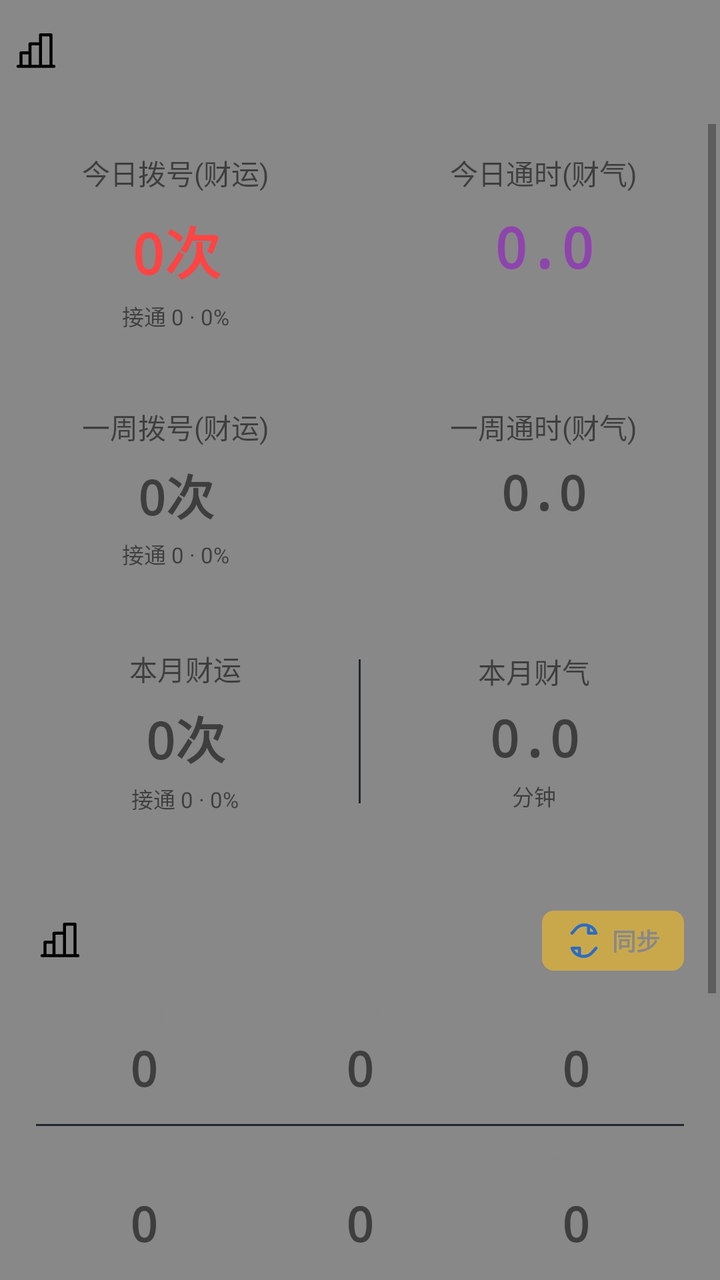
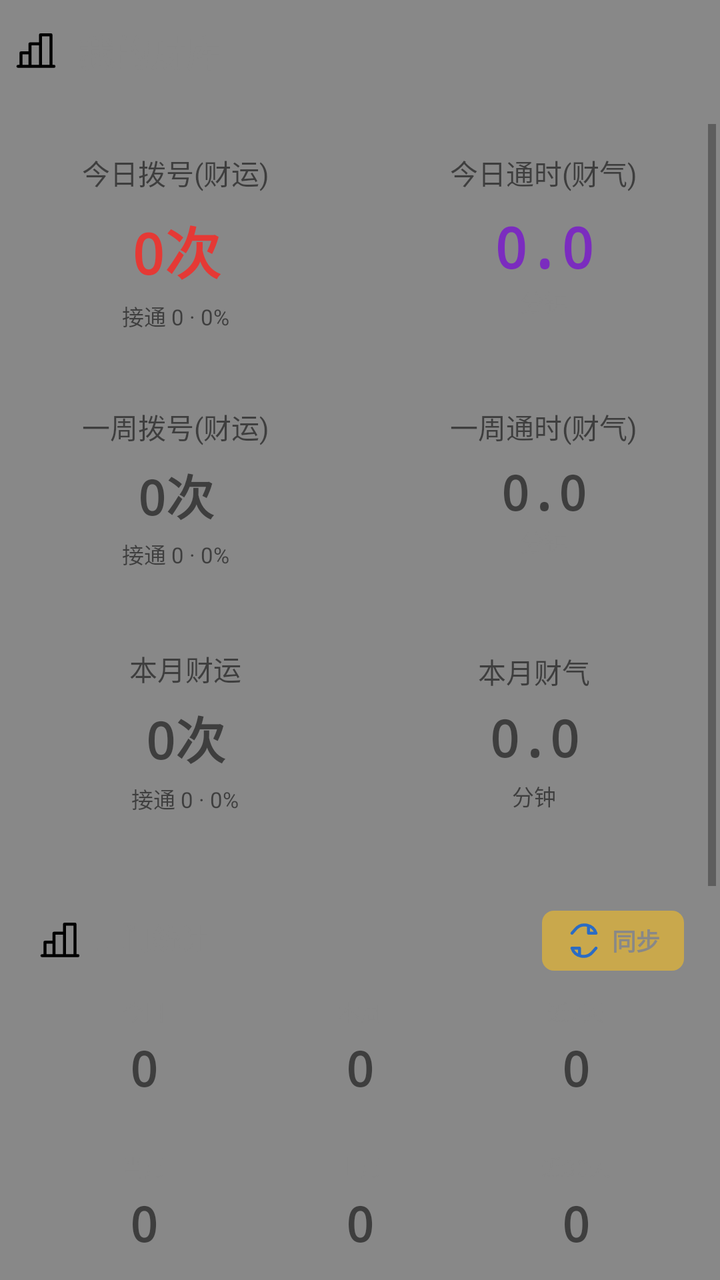

An Android layout rendered at two revisions. The XML below is the earlier revision; the diff shows what the commit changed to produce the second picture.
<!-- AndroidManifest.xml: application theme Theme.AutoDial -->
<!-- res/layout/fragment_stats.xml -->
<?xml version="1.0" encoding="utf-8"?>
<LinearLayout xmlns:android="http://schemas.android.com/apk/res/android"
    android:layout_width="match_parent"
    android:layout_height="match_parent"
    android:tag="bg"
    android:background="#888888"
    android:orientation="vertical"
    android:paddingStart="2dp"
    android:paddingTop="0dp"
    android:paddingEnd="2dp">

    <LinearLayout
        android:layout_width="match_parent"
        android:layout_height="52dp"
        android:tag="topBar"
        android:background="#888888"
        android:gravity="center_vertical"
        android:orientation="horizontal"
        android:paddingStart="4dp"
        android:paddingEnd="4dp">

        <TextView
            android:layout_width="wrap_content"
            android:layout_height="wrap_content"
            android:text="我的财库"
            android:drawableStart="@drawable/ic_ph_chart_bar"
            android:drawablePadding="9dp"
            android:tag="primaryLight"
            android:textColor="#888888"
            android:textSize="18sp"
            android:textStyle="bold" />
    </LinearLayout>

    <ScrollView
        android:layout_width="match_parent"
        android:layout_height="match_parent"
        android:layout_marginTop="10dp"
        android:clipToPadding="false">

        <LinearLayout
            android:layout_width="match_parent"
            android:layout_height="wrap_content"
            android:orientation="vertical"
            android:paddingBottom="20dp">

            <LinearLayout
                android:layout_width="match_parent"
                android:layout_height="wrap_content"
                android:orientation="horizontal"
                android:layout_marginBottom="10dp">

                <LinearLayout
                    android:layout_width="0dp"
                    android:layout_height="wrap_content"
                    android:layout_weight="1"
                    android:layout_marginEnd="6dp"
                    android:tag="bg2"
                    android:background="#888888"
                    android:gravity="center"
                    android:orientation="vertical"
                    android:padding="14dp">

                    <TextView
                        android:layout_width="wrap_content"
                        android:layout_height="wrap_content"
                        android:text="今日拨号(财运)"
                        android:tag="text"
                        android:textSize="14sp" />

                    <TextView
                        android:id="@+id/statsTodayCount"
                        android:layout_width="wrap_content"
                        android:layout_height="wrap_content"
                        android:layout_marginTop="8dp"
                        android:text="0次"
                        android:textColor="#FF4444"
                        android:textSize="28sp"
                        android:textStyle="bold"
                        android:fontFamily="monospace" />

                    <TextView
                        android:id="@+id/statsTodayConnect"
                        android:layout_width="wrap_content"
                        android:layout_height="wrap_content"
                        android:layout_marginTop="4dp"
                        android:tag="text2"
                        android:text="接通 0 · 0%"
                        android:textSize="11sp" />
                </LinearLayout>

                <LinearLayout
                    android:layout_width="0dp"
                    android:layout_height="wrap_content"
                    android:layout_weight="1"
                    android:layout_marginStart="6dp"
                    android:tag="bg2"
                    android:background="#888888"
                    android:gravity="center"
                    android:orientation="vertical"
                    android:padding="14dp">

                    <TextView
                        android:layout_width="wrap_content"
                        android:layout_height="wrap_content"
                        android:text="今日通时(财气)"
                        android:tag="text"
                        android:textSize="14sp" />

                    <TextView
                        android:id="@+id/statsTodayDuration"
                        android:layout_width="wrap_content"
                        android:layout_height="wrap_content"
                        android:layout_marginTop="8dp"
                        android:text="0.0"
                        android:textColor="#8E44AD"
                        android:textSize="28sp"
                        android:textStyle="bold"
                        android:fontFamily="monospace" />

                    <TextView
                        android:layout_width="wrap_content"
                        android:layout_height="wrap_content"
                        android:text="分钟"
                        android:tag="text2"
                        android:textColor="#888888"
                        android:textSize="12sp" />
                </LinearLayout>
            </LinearLayout>

            <LinearLayout
                android:layout_width="match_parent"
                android:layout_height="wrap_content"
                android:orientation="horizontal"
                android:layout_marginBottom="10dp">

                <LinearLayout
                    android:id="@+id/statsWeekCallCard"
                    android:layout_width="0dp"
                    android:layout_height="wrap_content"
                    android:layout_weight="1"
                    android:layout_marginEnd="6dp"
                    android:tag="bg2"
                    android:background="#888888"
                    android:gravity="center"
                    android:orientation="vertical"
                    android:padding="13dp"
                    android:clickable="true"
                    android:focusable="true">

                    <TextView
                        android:id="@+id/statsWeekCallLabel"
                        android:layout_width="wrap_content"
                        android:layout_height="wrap_content"
                        android:text="一周拨号(财运)"
                        android:tag="text"
                        android:textSize="14sp" />

                    <TextView
                        android:id="@+id/statsTotalCount"
                        android:layout_width="wrap_content"
                        android:layout_height="wrap_content"
                        android:layout_marginTop="6dp"
                        android:text="0次"
                        android:tag="text"
                        android:textSize="24sp"
                        android:textStyle="bold"
                        android:fontFamily="monospace" />

                    <TextView
                        android:id="@+id/statsWeekConnect"
                        android:layout_width="wrap_content"
                        android:layout_height="wrap_content"
                        android:layout_marginTop="4dp"
                        android:tag="text2"
                        android:text="接通 0 · 0%"
                        android:textSize="11sp" />
                </LinearLayout>

                <LinearLayout
                    android:id="@+id/statsWeekDurationCard"
                    android:layout_width="0dp"
                    android:layout_height="wrap_content"
                    android:layout_weight="1"
                    android:layout_marginStart="6dp"
                    android:tag="bg2"
                    android:background="#888888"
                    android:gravity="center"
                    android:orientation="vertical"
                    android:padding="13dp"
                    android:clickable="true"
                    android:focusable="true">

                    <TextView
                        android:id="@+id/statsWeekDurationLabel"
                        android:layout_width="wrap_content"
                        android:layout_height="wrap_content"
                        android:text="一周通时(财气)"
                        android:tag="text"
                        android:textSize="14sp" />

                    <TextView
                        android:id="@+id/statsTotalDuration"
                        android:layout_width="wrap_content"
                        android:layout_height="wrap_content"
                        android:layout_marginTop="6dp"
                        android:text="0.0"
                        android:tag="text"
                        android:textSize="24sp"
                        android:textStyle="bold"
                        android:fontFamily="monospace" />

                    <TextView
                        android:layout_width="wrap_content"
                        android:layout_height="wrap_content"
                        android:text="分钟"
                        android:tag="text2"
                        android:textColor="#888888"
                        android:textSize="12sp" />
                </LinearLayout>
            </LinearLayout>

            <LinearLayout
                android:layout_width="match_parent"
                android:layout_height="wrap_content"
                android:tag="bg2"
                android:background="#888888"
                android:gravity="center"
                android:orientation="horizontal"
                android:layout_marginBottom="16dp"
                android:padding="16dp">

                <LinearLayout
                    android:id="@+id/statsMonthCallCard"
                    android:layout_width="0dp"
                    android:layout_height="wrap_content"
                    android:layout_weight="1"
                    android:gravity="center"
                    android:orientation="vertical"
                    android:clickable="true"
                    android:focusable="true">

                    <TextView
                        android:id="@+id/statsMonthCallLabel"
                        android:layout_width="wrap_content"
                        android:layout_height="wrap_content"
                        android:text="本月财运"
                        android:tag="text"
                        android:textSize="14sp" />

                    <TextView
                        android:id="@+id/statsTodayLuck"
                        android:layout_width="wrap_content"
                        android:layout_height="wrap_content"
                        android:layout_marginTop="6dp"
                        android:text="0次"
                        android:textSize="25sp"
                        android:textStyle="bold"
                        android:fontFamily="monospace" />

                    <TextView
                        android:id="@+id/statsMonthConnect"
                        android:layout_width="wrap_content"
                        android:layout_height="wrap_content"
                        android:layout_marginTop="4dp"
                        android:tag="text2"
                        android:text="接通 0 · 0%"
                        android:textSize="11sp" />

                </LinearLayout>

                <View
                    android:layout_width="1dp"
                    android:layout_height="72dp"
                    android:background="#22262F"
                    android:layout_marginStart="12dp"
                    android:layout_marginEnd="12dp" />

                <LinearLayout
                    android:id="@+id/statsMonthDurationCard"
                    android:layout_width="0dp"
                    android:layout_height="wrap_content"
                    android:layout_weight="1"
                    android:gravity="center"
                    android:orientation="vertical"
                    android:clickable="true"
                    android:focusable="true">

                    <TextView
                        android:id="@+id/statsMonthDurationLabel"
                        android:layout_width="wrap_content"
                        android:layout_height="wrap_content"
                        android:text="本月财气"
                        android:tag="text"
                        android:textSize="14sp" />

                    <TextView
                        android:id="@+id/statsTotalLuck"
                        android:layout_width="wrap_content"
                        android:layout_height="wrap_content"
                        android:layout_marginTop="6dp"
                        android:text="0.0"
                        android:textSize="25sp"
                        android:textStyle="bold"
                        android:fontFamily="monospace" />

                    <TextView
                        android:layout_width="wrap_content"
                        android:layout_height="wrap_content"
                        android:layout_marginTop="4dp"
                        android:tag="text2"
                        android:text="分钟"
                        android:textSize="11sp" />

                </LinearLayout>

            </LinearLayout>

            
            <LinearLayout
                android:layout_width="match_parent"
                android:layout_height="wrap_content"
                android:tag="bg2"
                android:background="#888888"
                android:orientation="vertical"
                android:layout_marginBottom="16dp"
                android:padding="16dp">

                <LinearLayout
                    android:layout_width="match_parent"
                    android:layout_height="wrap_content"
                    android:gravity="center_vertical"
                    android:orientation="horizontal"
                    android:layout_marginBottom="12dp">

                    <TextView
                        android:layout_width="0dp"
                        android:layout_height="wrap_content"
                        android:layout_weight="1"
                        android:text="上门统计"
                        android:drawableStart="@drawable/ic_ph_chart_bar"
                        android:drawablePadding="6dp"
                        android:tag="primaryLight"
                        android:textColor="#888888"
                        android:textSize="14sp"
                        android:textStyle="bold" />

                    <TextView
                        android:id="@+id/statsVisitSyncBtn"
                        android:layout_width="wrap_content"
                        android:layout_height="wrap_content"
                        android:text="同步"
                        android:drawableStart="@drawable/ic_ph_arrows_clockwise"
                        android:drawablePadding="5dp"
                        android:textColor="#888888"
                        android:textSize="12sp"
                        android:textStyle="bold"
                        android:paddingStart="12dp"
                        android:paddingEnd="12dp"
                        android:paddingTop="6dp"
                        android:paddingBottom="6dp"
                        android:background="@drawable/bg_primary_btn"
                        android:clickable="true"
                        android:focusable="true" />
                </LinearLayout>

                <LinearLayout
                    android:layout_width="match_parent"
                    android:layout_height="wrap_content"
                    android:orientation="horizontal"
                    android:weightSum="3">

                    <LinearLayout
                        android:layout_width="0dp"
                        android:layout_height="wrap_content"
                        android:layout_weight="1"
                        android:gravity="center"
                        android:orientation="vertical">

                        <TextView
                            android:layout_width="wrap_content"
                            android:layout_height="wrap_content"
                            android:text="今日"
                            android:tag="text2"
                            android:textColor="#888888"
                            android:textSize="11sp" />

                        <TextView
                            android:id="@+id/statsVisitToday"
                            android:layout_width="wrap_content"
                            android:layout_height="wrap_content"
                            android:layout_marginTop="4dp"
                            android:text="0"
                            android:tag="text"
                            android:textSize="24sp"
                            android:textStyle="bold"
                            android:fontFamily="monospace"
                            android:clickable="true"
                            android:focusable="true" />
                    </LinearLayout>

                    <LinearLayout
                        android:layout_width="0dp"
                        android:layout_height="wrap_content"
                        android:layout_weight="1"
                        android:gravity="center"
                        android:orientation="vertical">

                        <TextView
                            android:layout_width="wrap_content"
                            android:layout_height="wrap_content"
                            android:text="本周"
                            android:tag="text2"
                            android:textColor="#888888"
                            android:textSize="11sp" />

                        <TextView
                            android:id="@+id/statsVisitWeek"
                            android:layout_width="wrap_content"
                            android:layout_height="wrap_content"
                            android:layout_marginTop="4dp"
                            android:text="0"
                            android:tag="text"
                            android:textSize="24sp"
                            android:textStyle="bold"
                            android:fontFamily="monospace"
                            android:clickable="true"
                            android:focusable="true" />
                    </LinearLayout>

                    <LinearLayout
                        android:layout_width="0dp"
                        android:layout_height="wrap_content"
                        android:layout_weight="1"
                        android:gravity="center"
                        android:orientation="vertical">

                        <TextView
                            android:layout_width="wrap_content"
                            android:layout_height="wrap_content"
                            android:text="近7天"
                            android:tag="text2"
                            android:textColor="#888888"
                            android:textSize="11sp" />

                        <TextView
                            android:id="@+id/statsVisit7Days"
                            android:layout_width="wrap_content"
                            android:layout_height="wrap_content"
                            android:layout_marginTop="4dp"
                            android:text="0"
                            android:tag="text"
                            android:textSize="24sp"
                            android:textStyle="bold"
                            android:fontFamily="monospace"
                            android:clickable="true"
                            android:focusable="true" />
                    </LinearLayout>
                </LinearLayout>

                <View
                    android:layout_width="match_parent"
                    android:layout_height="1dp"
                    android:background="#22262F"
                    android:layout_marginTop="12dp"
                    android:layout_marginBottom="12dp" />

                <LinearLayout
                    android:layout_width="match_parent"
                    android:layout_height="wrap_content"
                    android:orientation="horizontal"
                    android:weightSum="3">

                    <LinearLayout
                        android:layout_width="0dp"
                        android:layout_height="wrap_content"
                        android:layout_weight="1"
                        android:gravity="center"
                        android:orientation="vertical">

                        <TextView
                            android:layout_width="wrap_content"
                            android:layout_height="wrap_content"
                            android:text="当月"
                            android:tag="text2"
                            android:textColor="#888888"
                            android:textSize="11sp" />

                        <TextView
                            android:id="@+id/statsVisitMonth"
                            android:layout_width="wrap_content"
                            android:layout_height="wrap_content"
                            android:layout_marginTop="4dp"
                            android:text="0"
                            android:tag="text"
                            android:textSize="24sp"
                            android:textStyle="bold"
                            android:fontFamily="monospace"
                            android:clickable="true"
                            android:focusable="true" />
                    </LinearLayout>

                    <LinearLayout
                        android:layout_width="0dp"
                        android:layout_height="wrap_content"
                        android:layout_weight="1"
                        android:gravity="center"
                        android:orientation="vertical">

                        <TextView
                            android:layout_width="wrap_content"
                            android:layout_height="wrap_content"
                            android:text="上月"
                            android:tag="text2"
                            android:textColor="#888888"
                            android:textSize="11sp" />

                        <TextView
                            android:id="@+id/statsVisitLastMonth"
                            android:layout_width="wrap_content"
                            android:layout_height="wrap_content"
                            android:layout_marginTop="4dp"
                            android:text="0"
                            android:tag="text"
                            android:textSize="24sp"
                            android:textStyle="bold"
                            android:fontFamily="monospace"
                            android:clickable="true"
                            android:focusable="true" />
                    </LinearLayout>

                    <LinearLayout
                        android:layout_width="0dp"
                        android:layout_height="wrap_content"
                        android:layout_weight="1"
                        android:gravity="center"
                        android:orientation="vertical">

                        <TextView
                            android:layout_width="wrap_content"
                            android:layout_height="wrap_content"
                            android:text="近30天"
                            android:tag="text2"
                            android:textColor="#888888"
                            android:textSize="11sp" />

                        <TextView
                            android:id="@+id/statsVisit30Days"
                            android:layout_width="wrap_content"
                            android:layout_height="wrap_content"
                            android:layout_marginTop="4dp"
                            android:text="0"
                            android:tag="text"
                            android:textSize="24sp"
                            android:textStyle="bold"
                            android:fontFamily="monospace"
                            android:clickable="true"
                            android:focusable="true" />
                    </LinearLayout>
                </LinearLayout>
            </LinearLayout>

            <TextView
                android:id="@+id/statsLuckHint"
                android:layout_width="wrap_content"
                android:layout_height="wrap_content"
                android:layout_marginBottom="20dp"
                android:text="成功通话 +1 财运，每分钟 +1 财气"
                android:tag="text2"
                android:textColor="#888888"
                android:textSize="11sp" />

            <LinearLayout
                android:layout_width="match_parent"
                android:layout_height="wrap_content"
                android:gravity="center_vertical"
                android:orientation="horizontal"
                android:layout_marginBottom="10dp">

                <View
                    android:layout_width="3dp"
                    android:layout_height="14dp"
                    android:background="#4F8EF7"
                    android:layout_marginEnd="8dp" />

                <TextView
                    android:layout_width="wrap_content"
                    android:layout_height="wrap_content"
                    android:text="近 7 天趋势"
                    android:tag="text"
                    android:textColor="#888888"
                    android:textSize="14sp"
                    android:textStyle="bold" />
            </LinearLayout>

            <LinearLayout
                android:id="@+id/statsChartContainer"
                android:layout_width="match_parent"
                android:layout_height="wrap_content"
                android:tag="bg2"
                android:background="#888888"
                android:gravity="bottom|center_horizontal"
                android:orientation="horizontal"
                android:padding="16dp"
                android:paddingBottom="0dp" />

            <LinearLayout
                android:id="@+id/statsDateLabels"
                android:layout_width="match_parent"
                android:layout_height="wrap_content"
                android:tag="bg2"
                android:background="#888888"
                android:gravity="center"
                android:orientation="horizontal"
                android:paddingBottom="12dp" />

            <View
                android:layout_width="match_parent"
                android:layout_height="40dp" />

        </LinearLayout>
    </ScrollView>

</LinearLayout>
<!-- resources referenced by this layout -->
<resources>
  <!-- drawable bg_primary_btn (drawable) -->
  <shape xmlns:android="http://schemas.android.com/apk/res/android" android:shape="rectangle">
      <solid android:color="#C9A84C" />
      <corners android:radius="6dp" />
  </shape>
  <!-- drawable ic_ph_arrows_clockwise (drawable) -->
  <?xml version="1.0" encoding="utf-8"?>
  <vector xmlns:android="http://schemas.android.com/apk/res/android" android:width="18dp" android:height="18dp" android:viewportWidth="24" android:viewportHeight="24">
      <path android:fillColor="@android:color/transparent" android:strokeColor="#2B6CC4" android:strokeWidth="2" android:strokeLineCap="round" android:strokeLineJoin="round" android:pathData="M20,7h-5V2M4,17h5v5M20,7a8,8 0,0 0,-13.66 -2.66L4,7M4,17a8,8 0,0 0,13.66 2.66L20,17" />
  </vector>
  <!-- drawable ic_ph_chart_bar (drawable) -->
  <?xml version="1.0" encoding="utf-8"?>
  <vector xmlns:android="http://schemas.android.com/apk/res/android"
      android:width="24dp" android:height="24dp"
      android:viewportWidth="256" android:viewportHeight="256">
      <path android:fillColor="#000000" android:pathData="M224,200h-8V40a8,8,0,0,0-8-8H152a8,8,0,0,0-8,8V80H96a8,8,0,0,0-8,8v40H48a8,8,0,0,0-8,8v64H32a8,8,0,0,0,0,16H224a8,8,0,0,0,0-16ZM160,48h40V200H160ZM104,96h40V200H104ZM56,144H88v56H56Z" />
  </vector>
  <style name="Theme.AutoDial" parent="Theme.MaterialComponents.DayNight.NoActionBar">
          <item name="colorPrimary">#C9A84C</item>
          <item name="colorPrimaryDark">#111318</item>
          <item name="colorAccent">#F0C040</item>
          <item name="android:windowBackground">#111318</item>
          <item name="android:statusBarColor">#111318</item>
          <item name="android:navigationBarColor">#111318</item>
      </style>
</resources>

<!-- the commit's change to res/layout/fragment_stats.xml (unified diff, before → after) -->
@@ -73,7 +73,7 @@
                         android:layout_height="wrap_content"
                         android:layout_marginTop="8dp"
                         android:text="0次"
-                        android:textColor="#FF4444"
+                        android:textColor="@color/luck_red"
                         android:textSize="28sp"
                         android:textStyle="bold"
                         android:fontFamily="monospace" />
@@ -112,7 +112,7 @@
                         android:layout_height="wrap_content"
                         android:layout_marginTop="8dp"
                         android:text="0.0"
-                        android:textColor="#8E44AD"
+                        android:textColor="@color/fortune_purple"
                         android:textSize="28sp"
                         android:textStyle="bold"
                         android:fontFamily="monospace" />
@@ -271,7 +271,8 @@
                 <View
                     android:layout_width="1dp"
                     android:layout_height="72dp"
-                    android:background="#22262F"
+                    android:tag="divider"
+                    android:background="#888888"
                     android:layout_marginStart="12dp"
                     android:layout_marginEnd="12dp" />
 
@@ -460,7 +461,8 @@
                 <View
                     android:layout_width="match_parent"
                     android:layout_height="1dp"
-                    android:background="#22262F"
+                    android:tag="divider"
+                    android:background="#888888"
                     android:layout_marginTop="12dp"
                     android:layout_marginBottom="12dp" />
 
@@ -579,7 +581,8 @@
                 <View
                     android:layout_width="3dp"
                     android:layout_height="14dp"
-                    android:background="#4F8EF7"
+                    android:tag="primary"
+                    android:background="#888888"
                     android:layout_marginEnd="8dp" />
 
                 <TextView
@@ -596,6 +599,7 @@
                 android:id="@+id/statsChartContainer"
                 android:layout_width="match_parent"
                 android:layout_height="wrap_content"
+                android:minHeight="140dp"
                 android:tag="bg2"
                 android:background="#888888"
                 android:gravity="bottom|center_horizontal"
<!-- resource entries referenced after the edit -->
@@ -1,5 +1,7 @@
 <!-- resources referenced by this layout -->
 <resources>
+  <color name="fortune_purple">#7B2CBF</color>
+  <color name="luck_red">#E53935</color>
   <!-- drawable bg_primary_btn (drawable) -->
   <shape xmlns:android="http://schemas.android.com/apk/res/android" android:shape="rectangle">
       <solid android:color="#C9A84C" />
